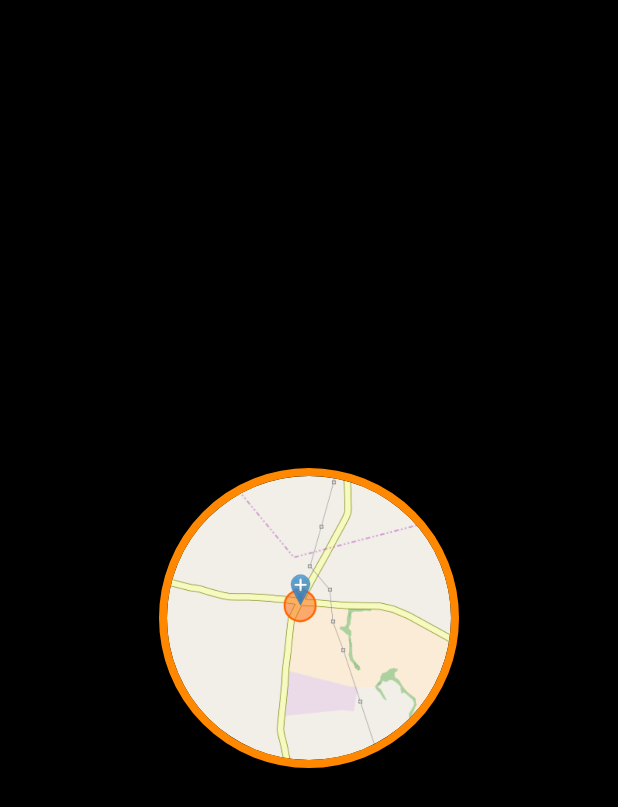
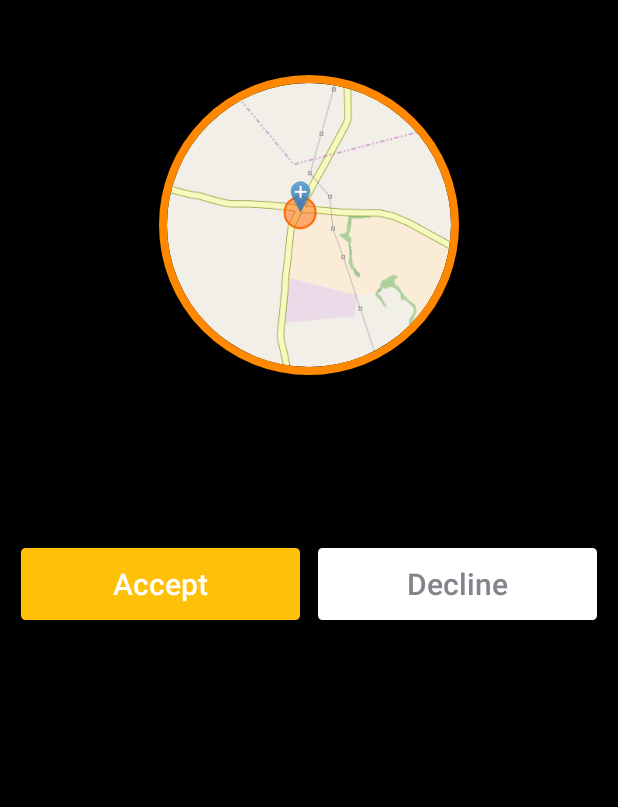
Before and after one commit to DavidAmunga/Forth, an Android app: the layout activity_customer_call.xml on its own in the app's theme, with its tools: preview values and no code run, on a phone screen of 412 x 824 dp. Shown: the top 807 px of the screen. Run offline under Robolectric (Android 15) with nearby library versions, the phone set to English and light mode, and no system bars.

```diff
--- a/app/src/main/AndroidManifest.xml
+++ b/app/src/main/AndroidManifest.xml
@@ -8,6 +8,7 @@
          location permissions for the 'MyLocation' functionality.
     -->
     <uses-permission android:name="android.permission.ACCESS_FINE_LOCATION" />
+    <uses-permission android:name="android.permission.INTERNET" />
     <uses-permission android:name="android.permission.ACCESS_COARSE_LOCATION" />
 
     <application
--- a/app/src/main/java/com/labs/buttercell/forth/RiderMap.java
+++ b/app/src/main/java/com/labs/buttercell/forth/RiderMap.java
@@ -201,7 +201,8 @@ public class RiderMap extends AppCompatActivity
 //                          Make Raw payload - Convert LatLng to JSON
                             String json_lat_lng = new Gson().toJson(new LatLng(Common.mLastLocation.getLatitude(), Common.mLastLocation.getLongitude()));
 
-                            Notification data = new Notification("Forther", json_lat_lng); //Send it to Driver then we deserialize it
+                            String riderToken=FirebaseInstanceId.getInstance().getToken();
+                            Notification data = new Notification(riderToken, json_lat_lng); //Send it to Driver then we deserialize it
                             Sender content = new Sender(token.getToken(), data); //Send the same data to the token
 
 
--- a/app/src/main/res/layout/activity_customer_call.xml
+++ b/app/src/main/res/layout/activity_customer_call.xml
@@ -12,7 +12,8 @@
         android:id="@+id/map_image"
         android:layout_width="200dp"
         android:layout_height="200dp"
-        android:layout_centerInParent="true"
+        android:layout_marginTop="50dp"
+        android:layout_centerHorizontal="true"
         android:src="@drawable/map"
         app:civ_border_color="@android:color/holo_orange_dark"
         app:civ_border_width="5dp" />
@@ -22,6 +23,7 @@
         android:layout_height="wrap_content"
         android:layout_below="@id/map_image"
         android:orientation="vertical"
+        android:id="@+id/linearLayout"
         android:layout_marginTop="14dp"
         >
         <TextView
@@ -54,6 +56,42 @@
             />
 
     </LinearLayout>
+    <LinearLayout
+        android:layout_width="match_parent"
+        android:orientation="horizontal"
+        android:weightSum="2"
+        android:layout_centerHorizontal="true"
+        android:layout_margin="14dp"
+        android:layout_below="@id/linearLayout"
+        android:layout_height="wrap_content"
+        android:id="@+id/otherLayout">
+        <Button
+            android:layout_width="0dp"
+            android:layout_height="wrap_content"
+            android:id="@+id/btnAccept"
+            android:textColor="@color/colorWhite"
+            android:text="Accept"
+            android:textSize="20sp"
+            android:textAllCaps="false"
+            android:background="@drawable/btn_sign_in_background"
+            android:layout_marginRight="6dp"
+            android:layout_weight="1"
+
+            />
+        <Button
+            android:layout_width="0dp"
+            android:layout_height="wrap_content"
+            android:id="@+id/btnDecline"
+            android:textColor="@color/btnRegister"
+            android:text="Decline"
+            android:textSize="20sp"
+            android:textAllCaps="false"
+            android:background="@drawable/btn_register_background"
+            android:layout_marginLeft="6dp"
+            android:layout_weight="1"
+
+            />
+    </LinearLayout>
 
 
 </RelativeLayout>
--- a/app/src/main/res/layout/layout_login.xml
+++ b/app/src/main/res/layout/layout_login.xml
@@ -17,7 +17,7 @@
             android:id="@+id/edtEmail"
             android:hint="Enter email"
             android:inputType="textEmailAddress"
-            android:text=""
+            android:text="a@a.com"
             android:textColor="@color/colorPrimary"
             android:textColorHint="@color/colorPrimary"
             android:textSize="20sp"
@@ -35,7 +35,7 @@
             android:id="@+id/edtPassword"
             android:hint="Enter password"
             android:inputType="textPassword"
-            android:text=""
+            android:text="sherlocked"
             android:textColor="@color/colorPrimary"
             android:textColorHint="@color/colorPrimary"
             android:textSize="20sp"
--- a/app/src/main/res/values/strings.xml
+++ b/app/src/main/res/values/strings.xml
@@ -8,4 +8,5 @@
     <string name="navigation_drawer_close">Close navigation drawer</string>
 
     <string name="action_settings">Settings</string>
+    <string name="cancelRequest">Driver has cancelled your request</string>
 </resources>
```
Also changed, not shown: app/src/main/java/com/labs/buttercell/forth/CustomerCall.java (+70 -35 lines), app/src/main/java/com/labs/buttercell/forth/service/MyFirebaseMessaging.java (+42 -7 lines).
